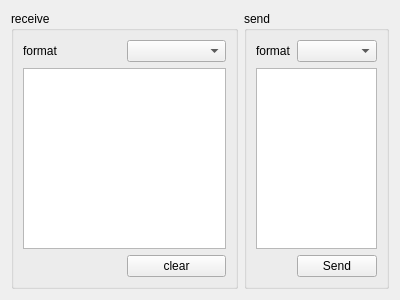
First picture: the form in source/device/formcomdevicebase.ui, repository novdot/ComControl, before the edit.
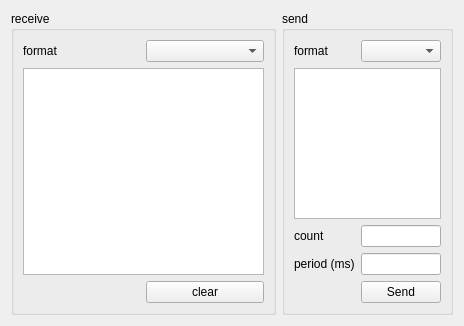
Second picture: the form after the edit.

Commit message: added test device gldboot added multisend setups added logger msg

What changed in the file:
```diff
--- a/source/device/formcomdevicebase.ui
+++ b/source/device/formcomdevicebase.ui
@@ -6,8 +6,8 @@
    <rect>
     <x>0</x>
     <y>0</y>
-    <width>400</width>
-    <height>300</height>
+    <width>464</width>
+    <height>326</height>
    </rect>
   </property>
   <property name="windowTitle">
@@ -53,26 +53,46 @@
       <string>send</string>
      </property>
      <layout class="QGridLayout" name="gridLayout">
-      <item row="0" column="1">
-       <widget class="QComboBox" name="comboBox_device_send_format"/>
+      <item row="4" column="1">
+       <widget class="QLineEdit" name="lineEdit_device_send_period"/>
       </item>
-      <item row="3" column="1">
-       <widget class="QPushButton" name="pushButton_device_send">
+      <item row="0" column="0">
+       <widget class="QLabel" name="label_2">
         <property name="text">
-         <string>Send</string>
+         <string>format</string>
         </property>
        </widget>
       </item>
       <item row="2" column="0" colspan="2">
        <widget class="QPlainTextEdit" name="plainTextEdit_device_send"/>
       </item>
-      <item row="0" column="0">
-       <widget class="QLabel" name="label_2">
+      <item row="5" column="1">
+       <widget class="QPushButton" name="pushButton_device_send">
         <property name="text">
-         <string>format</string>
+         <string>Send</string>
         </property>
        </widget>
       </item>
+      <item row="3" column="0">
+       <widget class="QLabel" name="label">
+        <property name="text">
+         <string>count</string>
+        </property>
+       </widget>
+      </item>
+      <item row="4" column="0">
+       <widget class="QLabel" name="label_4">
+        <property name="text">
+         <string>period (ms)</string>
+        </property>
+       </widget>
+      </item>
+      <item row="3" column="1">
+       <widget class="QLineEdit" name="lineEdit_device_send_count"/>
+      </item>
+      <item row="0" column="1">
+       <widget class="QComboBox" name="comboBox_device_send_format"/>
+      </item>
      </layout>
     </widget>
    </item>
```
The commit also changes 7 other files.
